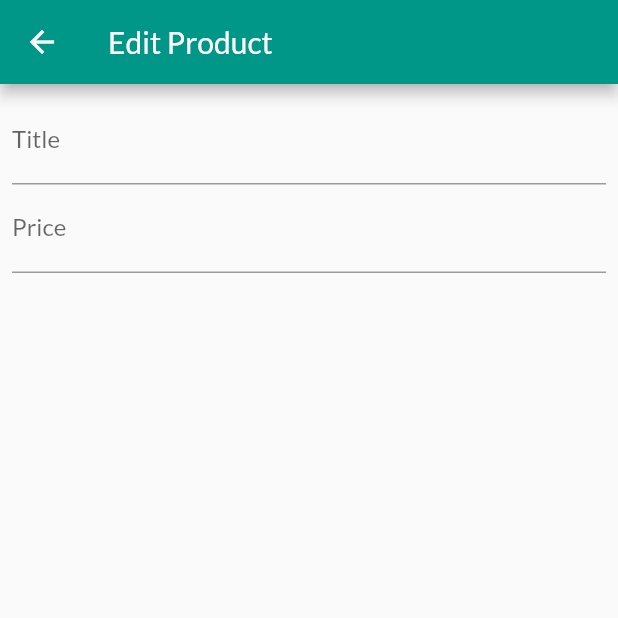
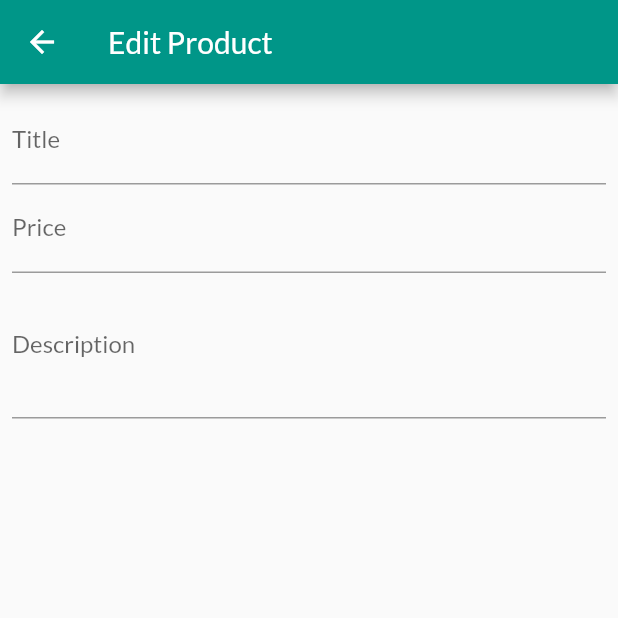
Before and after one commit to lemanfoetra/flutter-module-9-WORKING-WITH-USER-INPUT-FORMS, a Flutter app: the EditProductScreen screen opened by its route, on a phone screen of 412 x 824 dp, the top half of it. Run offline on Flutter 3.47's test engine with Material 2 defaults, Android fonts, the phone set to English and light mode, and no system bars; network calls fail.

Commit message:
Loing Text Inptu & disposing object

```diff
--- a/lib/screens/edit_product_screen.dart
+++ b/lib/screens/edit_product_screen.dart
@@ -10,6 +10,20 @@ class EditProductScreen extends StatefulWidget {
 class _EditProductScreenState extends State<EditProductScreen> {
 
   final _focusPrice = FocusNode();
+  final _focusNodeDescription = FocusNode();
+
+
+  // dispose() dijalankan ketika state widget dihancurkan
+  @override
+  void dispose() {
+
+    // focus node dihancurkan agar tidak terjadi kebocoran memmory
+    _focusPrice.dispose();
+    _focusNodeDescription.dispose();
+
+    super.dispose();
+  }
+
 
   @override
   Widget build(BuildContext context) {
@@ -23,6 +37,8 @@ class _EditProductScreenState extends State<EditProductScreen> {
           child: SingleChildScrollView(
           child: Column(
             children: <Widget>[
+
+              // untuk title
               TextFormField(
                 decoration: InputDecoration(labelText: "Title"),
                 textInputAction: TextInputAction.next,
@@ -32,11 +48,24 @@ class _EditProductScreenState extends State<EditProductScreen> {
                   FocusScope.of(context).requestFocus(_focusPrice);
                 },
               ),
+
+              // untuk price (harga)
               TextFormField(
                 decoration: InputDecoration(labelText: "Price"),
                 textInputAction: TextInputAction.next,
                 keyboardType: TextInputType.number,  // Untuk meng set type Input keyboard
                 focusNode: _focusPrice,
+                 onFieldSubmitted: (_){
+                  FocusScope.of(context).requestFocus(_focusNodeDescription);
+                },
+              ),
+
+              // unutk deskripsi
+              TextFormField(
+                decoration: InputDecoration(labelText: "Description"),
+                keyboardType: TextInputType.multiline,
+                maxLines: 3,       // berarti 3 baris
+                focusNode: _focusNodeDescription,
               ),
             ],
           ),
```
Also changed, not shown: 2 other files.
